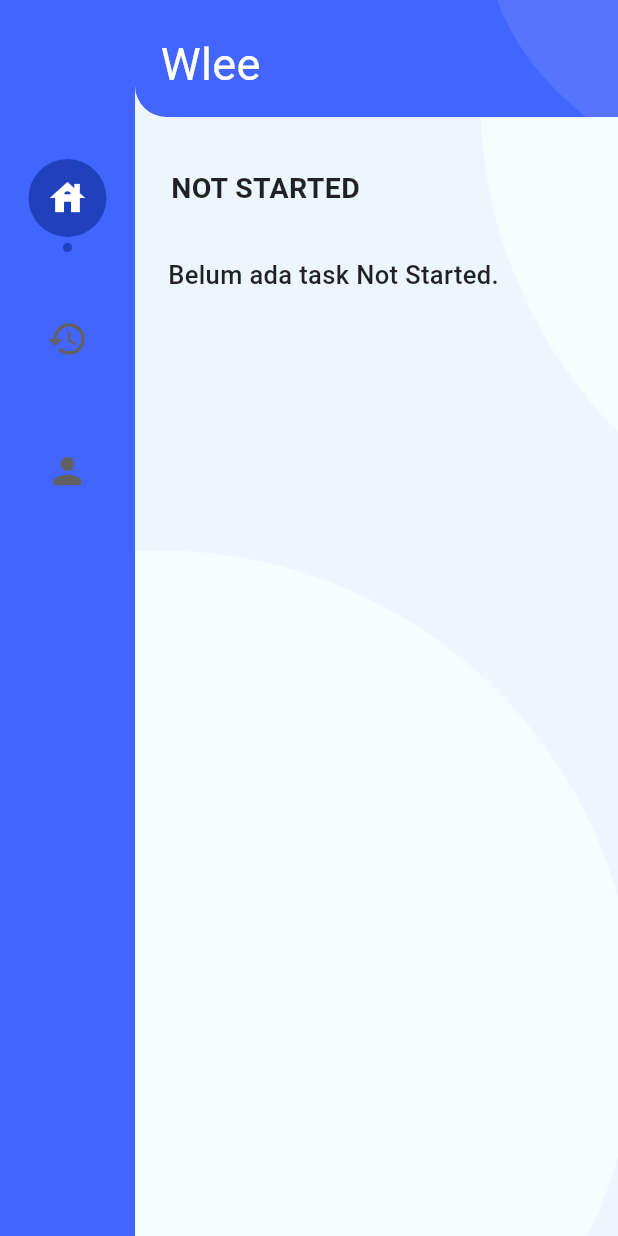
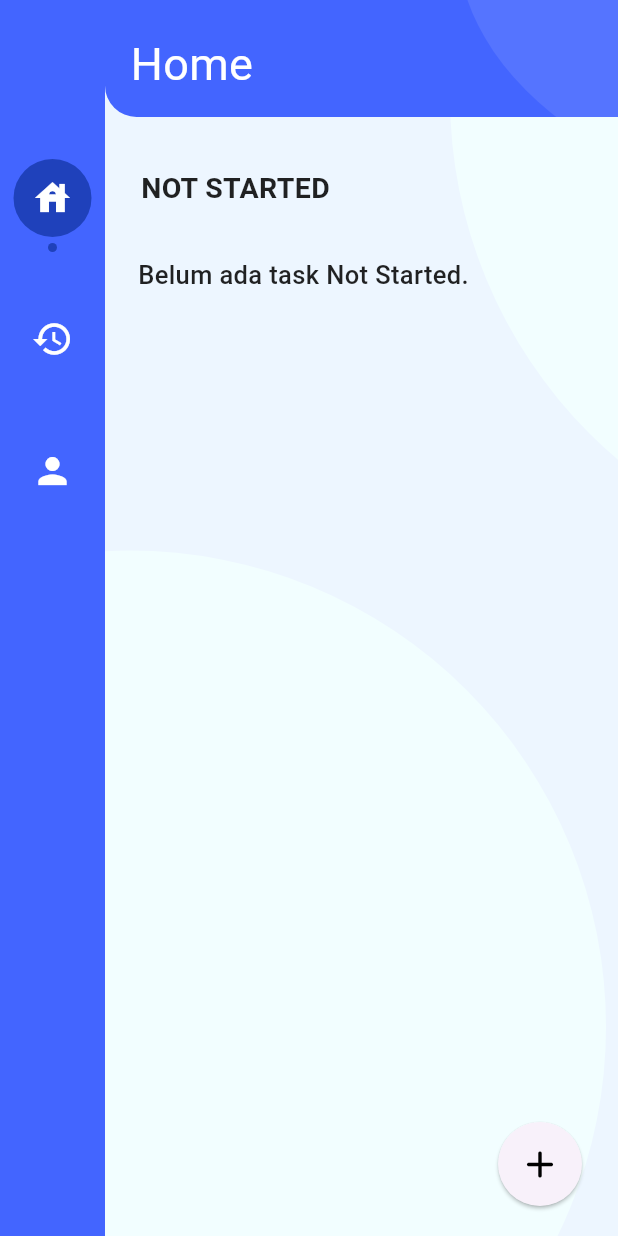
Before and after one commit to Reyhankunlah/TugasFlutterToDoList_22_03, a Flutter app: the screen it shows after launch, on a phone screen of 412 x 824 dp. Run offline on Flutter 3.47's test engine with Material 3 defaults, Android fonts, the phone set to English and light mode, and no system bars; our stand-ins replace get, shared_preferences, sqflite; accounts and stored records are empty.

Commit message:
feat[AGG]optimize responsive

```diff
--- a/lib/Components/taskCard.dart
+++ b/lib/Components/taskCard.dart
@@ -169,7 +169,6 @@ class TaskCard extends StatelessWidget {
                         ],
                       ),
 
-                      if (isExpanded.value) ...[
                         const Divider(),
                         CustomText(
                           myText: "Tags: " + task.tags.join(', '),
@@ -201,7 +200,6 @@ class TaskCard extends StatelessWidget {
                             ),
                           ),
                       ],
-                    ],
                   ),
 
                   Align(
--- a/lib/Controllers/splash_controller.dart
+++ b/lib/Controllers/splash_controller.dart
@@ -15,9 +15,9 @@ class SplashController extends GetxController {
 
     final prefs = await SharedPreferences.getInstance();
     if (prefs.getString("username") != null) {
-      Get.offAllNamed(AppRoutes.mainNavPage);
+      Get.offAllNamed(AppRoutes.navTransform);
     } else {
-      Get.offAllNamed(AppRoutes.loginPage);
+      Get.offAllNamed(AppRoutes.wideLoginPage);
     }
   }
 }
--- a/lib/Pages/MobileScreen/splash_page.dart
+++ b/lib/Pages/MobileScreen/splash_page.dart
@@ -12,7 +12,7 @@ class SplashPage extends StatelessWidget {
   @override
   Widget build(BuildContext context) {
     return Scaffold(
-      body: Center(child: CustomText(myText: "INI SPLASH SCREEN")),
+      body: Center(child:  Image.asset("assets/tulist_logo.png", height: 70)),
     );
   }
 }
--- a/lib/Pages/WideScreen/wideHome_page.dart
+++ b/lib/Pages/WideScreen/wideHome_page.dart
@@ -1,10 +1,12 @@
 import 'package:flutter/material.dart';
 import 'package:flutter_todolist/Components/backDecoration.dart';
 import 'package:flutter_todolist/Components/custom_Header.dart';
+import 'package:flutter_todolist/Components/custom_button.dart';
 import 'package:flutter_todolist/Components/custom_color.dart';
 import 'package:flutter_todolist/Components/custom_text.dart';
 import 'package:flutter_todolist/Components/taskCard.dart';
 import 'package:flutter_todolist/Controllers/task_controller.dart';
+import 'package:flutter_todolist/Routes/routes.dart';
 import 'package:get/get.dart';
 import 'package:get/get_core/src/get_main.dart';
 import 'package:get/get_state_manager/get_state_manager.dart';
@@ -21,7 +23,7 @@ class WidehomePage extends StatelessWidget {
       body: Stack(
         children: [
           BackDecoration(),
-          CustomHeader(judulHeader: "Wlee"),
+          CustomHeader(judulHeader: "Home"),
           Padding(
             padding: const EdgeInsets.only(top: 100),
             child: SingleChildScrollView(
@@ -71,6 +73,19 @@ class WidehomePage extends StatelessWidget {
                   }),
                 ],
               ),
+
+            ),
+          ),
+          Positioned(
+            bottom: 20,
+            right: 20,
+            child: CustomButton(
+              myText: "",
+              onPressed: () => Get.toNamed(AppRoutes.toDoPage),
+              isCircle: true,
+              icon: Icons.add_rounded,
+              iconSize: 30,
+              textColor: CustomColor.black,
             ),
           ),
         ],
--- a/lib/Pages/nav/sideNav_page.dart
+++ b/lib/Pages/nav/sideNav_page.dart
@@ -16,7 +16,7 @@ class SidenavPage extends StatelessWidget {
           children: [
             // === SIDE NAVIGATION BAR (selalu tampil) ===
             Container(
-              width: 90,
+              width: 70,
               color: CustomColor.bluePrimary,
               child: Column(
                 children: [
@@ -48,6 +48,7 @@ class SidenavPage extends StatelessWidget {
     );
   }
 
+  // === FUNGSI MEMBUAT ICON NAVIGASI ===
   Widget _buildNavIcon(IconData icon, int index) {
     return Obx(() {
       final bool isSelected = mainnavController.selectedIndex.value == index;
@@ -69,11 +70,12 @@ class SidenavPage extends StatelessWidget {
                 child: Icon(
                   icon,
                   size: 28,
-                  color: isSelected ? Colors.white : Colors.grey[700],
+                  color: Colors.white,
                 ),
               ),
               const SizedBox(height: 4),
-              // indikator kecil di bawah icon
+
+
               if (isSelected)
                 Container(
                   width: 6,
--- a/lib/Routes/pages.dart
+++ b/lib/Routes/pages.dart
@@ -6,6 +6,7 @@ import 'package:flutter_todolist/Bindings/splashBinding.dart';
 import 'package:flutter_todolist/Pages/MobileScreen/editTodo_page.dart';
 import 'package:flutter_todolist/Pages/MobileScreen/login_page.dart';
 import 'package:flutter_todolist/Pages/WideScreen/wideHome_page.dart';
+import 'package:flutter_todolist/Pages/WideScreen/wideLogin_page.dart';
 import 'package:flutter_todolist/Pages/nav/mainNav_page.dart';
 import 'package:flutter_todolist/Pages/MobileScreen/splash_page.dart';
 import 'package:flutter_todolist/Pages/MobileScreen/toDo_page.dart';
@@ -50,5 +51,10 @@ class AppPages {
       page: () => WidehomePage(),
       binding: Taskbinding(),
     ),
+    GetPage(
+      name: AppRoutes.wideLoginPage,
+      page: () => WideloginPage(),
+      binding: Taskbinding(),
+    ),
   ];
 }
--- a/lib/Routes/routes.dart
+++ b/lib/Routes/routes.dart
@@ -10,4 +10,5 @@ class AppRoutes {
   static const editToDoPage = '/editToDoPage';
   static const navTransform = '/navTransform';
   static const wideHomePage = '/wideHomePage';
+  static const wideLoginPage = '/wideLoginPage';
 }
--- a/lib/main.dart
+++ b/lib/main.dart
@@ -18,6 +18,7 @@ class MyApp extends StatelessWidget {
   @override
   Widget build(BuildContext context) {
     return GetMaterialApp(
+       debugShowCheckedModeBanner: false,
       title: 'Flutter Demo',
       theme: ThemeData(
         colorScheme: ColorScheme.fromSeed(seedColor: Colors.deepPurple),
```
Also changed, not shown: lib/Pages/WideScreen/wideLogin_page.dart (added, +160 -0 lines).
